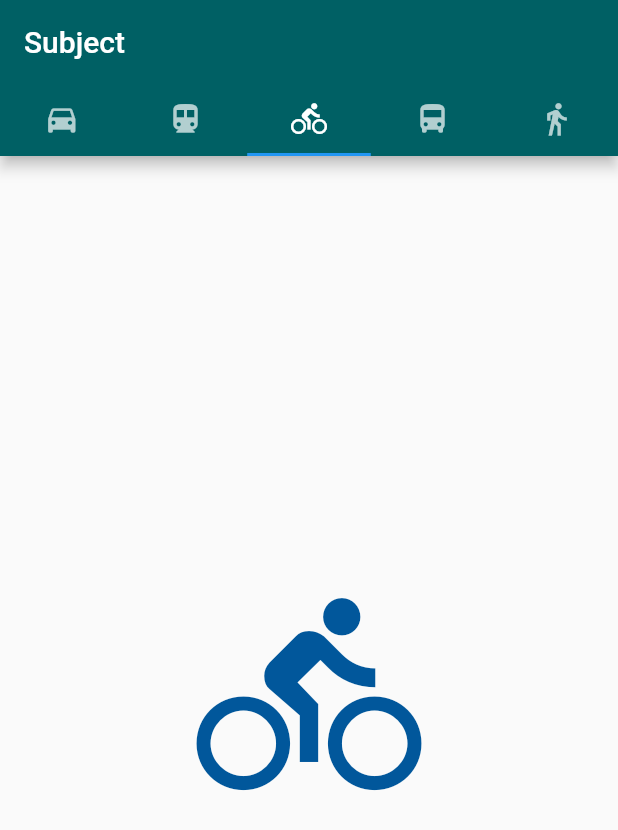
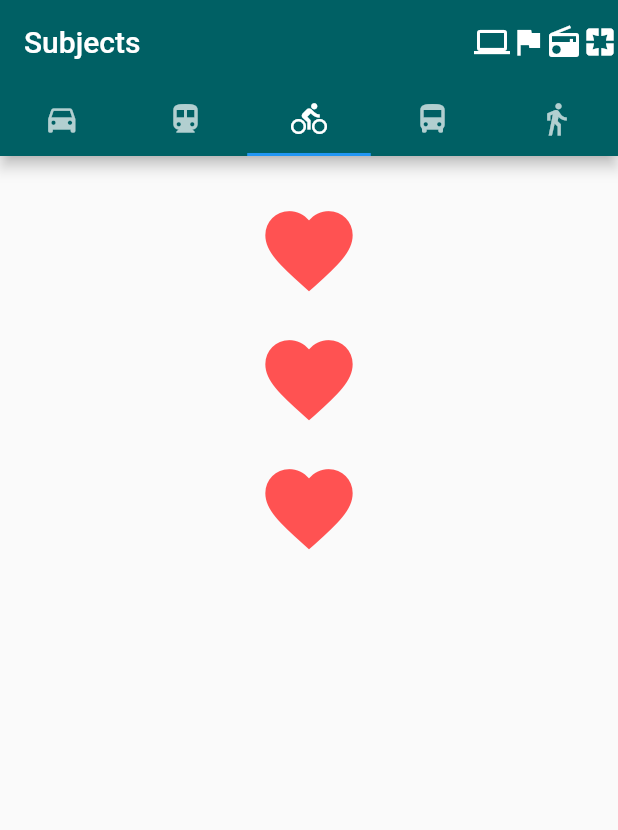
Before and after one commit to dinukarumesh/flutter, a Flutter app: the screen it shows after launch, tab 3 chosen, on a phone screen of 412 x 824 dp. Shown: the top 830 px of the screen. Run offline on Flutter 3.47's test engine with Material 2 defaults, Android fonts, the phone set to English and light mode, and no system bars.

Commit message:
subject category

```diff
--- a/lib/ThirdPage.dart
+++ b/lib/ThirdPage.dart
@@ -1,12 +1,72 @@
 import 'package:flutter/material.dart';
+import 'package:my_new/Bio.dart';
+import 'package:my_new/Physics.dart';
+import 'package:my_new/Chemistry.dart';
 
-class Third extends StatelessWidget {
+class SubjectView extends StatefulWidget {
+  @override
+  _SubjectViewState createState() => _SubjectViewState();
+}
+
+class _SubjectViewState extends State<SubjectView> {
+  @override
+  Widget build(BuildContext context) {
+    return Scaffold(
+      //appBar: new AppBar(title: new Text("Home"), backgroundColor: Colors.deepOrange,),
+      body: new Container(
+        padding: new EdgeInsets.all(20),
+        child: new Column(
+          crossAxisAlignment: CrossAxisAlignment.stretch,
+          children: <Widget>[
+            new IconButton(
+              icon: new Icon(Icons.favorite, color: Colors.redAccent),
+              iconSize: 70.0,
+              onPressed: () {
+                Navigator.push(context,
+                    MaterialPageRoute(builder: (context) => PhysicsPage())
+                );
+              },
+            ),
+            new IconButton(
+              icon: new Icon(Icons.favorite, color: Colors.redAccent),
+              iconSize: 70.0,
+              onPressed: () {
+                Navigator.push(context,
+                  MaterialPageRoute(builder: (context) => ChemistryPage())
+                );
+              },
+            ),
+            new IconButton(
+              icon: new Icon(Icons.favorite, color: Colors.redAccent),
+              iconSize: 70.0,
+              onPressed: () {
+                Navigator.push(context,
+                    MaterialPageRoute(builder: (context) => BioPage())
+                );
+              },
+            ),
+          ],
+        ),
+      ),
+    );
+  }
+}
+
+class MyCard extends StatelessWidget {
+  MyCard({this.title, this.icon});
+
+  final Widget title;
+  final Widget icon;
+
   @override
   Widget build(BuildContext context) {
     return new Container(
-      child: new Center(
-        child: new Icon(Icons.directions_bike, size: 150.0, color: Colors.lightBlue[900]),
-      )
+      padding: new EdgeInsets.only(bottom: 20.0),
+      child: new Card(
+        child: new Container(
+            padding: new EdgeInsets.all(20.0),
+            child: new Column(children: <Widget>[this.title, this.icon])),
+      ),
     );
   }
 }
--- a/lib/main.dart
+++ b/lib/main.dart
@@ -3,14 +3,23 @@ import './FirstPage.dart' as first;
 import './SecondPage.dart' as second;
 import './ThirdPage.dart' as third;
 import './ForthPage.dart' as forth;
-import 'FifthPage.dart' as fifth;
+import './FifthPage.dart' as fifth;
+import './Physics.dart';
 
-void main() {
-  runApp(Subject());
+void main(){
+  runApp(new MaterialApp(
+    home: new MyStatelessWidget(),
+    routes: <String, WidgetBuilder > {
+      "/PhysicsPage" : (BuildContext context) => new PhysicsPage()
+    }
+  ));
+
 }
+
+
 TabController controller;
 
-class Subject extends StatelessWidget {
+class MyStatelessWidget extends StatelessWidget {
 
   @override
   Widget build(BuildContext context) {
@@ -19,7 +28,13 @@ class Subject extends StatelessWidget {
         length: 5,
         child: Scaffold(
           appBar: AppBar(
-          bottom: TabBar(
+            actions: <Widget>[
+              Icon(Icons.laptop),
+              Icon(Icons.flag),
+              Icon(Icons.radio),
+              Icon(Icons.pages)
+            ],
+            bottom: TabBar(
               tabs: [
                 Tab(icon: Icon(Icons.directions_car)),
                 Tab(icon: Icon(Icons.directions_transit)),
@@ -27,9 +42,11 @@ class Subject extends StatelessWidget {
                 Tab(icon: Icon(Icons.directions_bus)),
                 Tab(icon: Icon(Icons.directions_walk)),
               ],
+
             ),
-            title: Text('Subject'),
+            title: Text('Subjects'),
             backgroundColor: Colors.cyan[900],
+
           ),
 
           body: new TabBarView(
@@ -37,7 +54,7 @@ class Subject extends StatelessWidget {
             children: <Widget>[
               new first.First(),
               new second.Second(),
-              new third.Third(),
+              new third.SubjectView(),
               new forth.Forth(),
               new fifth.Fifth()
             ]
```
Also changed, not shown: lib/Bio.dart (added, +30 -0 lines), lib/Chemistry.dart (added, +30 -0 lines), lib/Physics.dart (added, +30 -0 lines).
